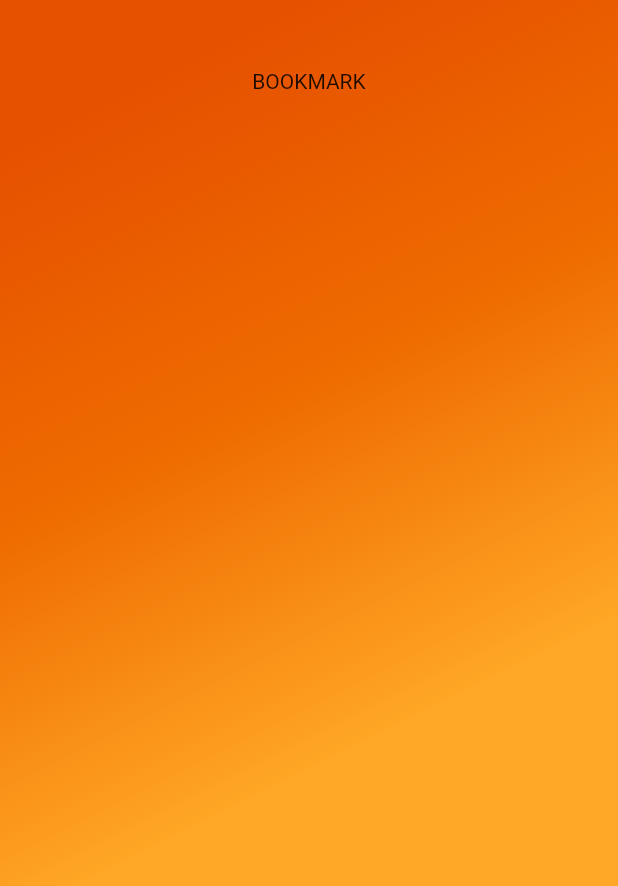
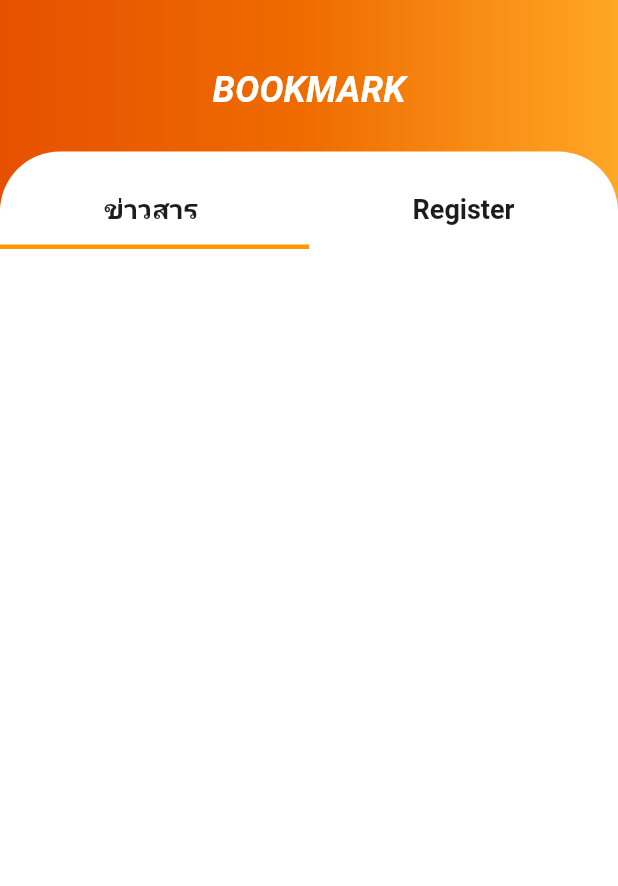
Before and after one commit to AChalee/newproject_KMUTTNEWS, a Flutter app: the BookmarkView screen opened directly, on a phone screen of 412 x 824 dp. Shown: the top 886 px of the screen. Run offline on Flutter 3.47's test engine with Material 2 defaults, Android fonts, the phone set to English and light mode, and no system bars; our stand-ins replace cloud_firestore, firebase_auth, firebase_core, firebase_storage, fluttertoast, font_awesome_flutter and 6 more; accounts and stored records are empty; Roboto replaces fonts that are missing (Prompt).

Commit message:
- ปรับฟอนต์หน้า bookmark

```diff
--- a/lib/screens/bookmark_view.dart
+++ b/lib/screens/bookmark_view.dart
@@ -1,3 +1,4 @@
+import 'package:New_Project_KMUTTNEWS/constants.dart';
 import 'package:flutter/material.dart';
 
 class BookmarkView extends StatefulWidget {
@@ -14,7 +15,7 @@ body:Container(
   width: double.infinity,
   decoration: BoxDecoration(
     gradient: LinearGradient(
-        begin: Alignment.topCenter,
+        begin: Alignment.centerLeft,
     colors: [
       Colors.orange[900],
       Colors.orange[800],
@@ -32,12 +33,56 @@ body:Container(
         children: <Widget>[
           Text('BOOKMARK',
             style: TextStyle(
+                fontSize: 24,
+                fontFamily: 'Prompt',
+                color: Colors.white,
+                fontStyle: FontStyle.italic,
+              fontWeight: FontWeight.bold
 
             ),
-          )
+          ),
 
         ],
-      ),)
+      ),
+      ),
+      SizedBox(height: 1,),
+      Expanded(
+          child:Container(
+            decoration: BoxDecoration(
+              color: Colors.white,
+              borderRadius: BorderRadius.only(
+                topLeft: Radius.circular(40),
+                topRight: Radius.circular(40),
+              ),
+            ),
+            child: DefaultTabController(
+                 length: 2,
+                 child: Container(
+                   child: Column(
+                     children: <Widget>[
+                       SizedBox(
+                         height: 15,
+                       ),
+                       Container(
+                         constraints: BoxConstraints.expand(height: 50),
+                         child: TabBar(
+                             indicatorWeight: 3,
+                             indicatorColor: Colors.orange,
+                             unselectedLabelColor: Colors.grey,
+                             tabs: [
+                               Tab(
+                                   child: Text('ข่าวสาร ',
+                                       style: kTitleCard)),
+                               Tab(
+                                   child: Text('Register',
+                                       style: kTitleCard)),
+                             ]),
+
+                       ),
+                     ],
+                   ),
+                 ),),
+          ) ),
     ],
   ),
 ),
--- a/lib/screens/login_view.dart
+++ b/lib/screens/login_view.dart
@@ -1,4 +1,5 @@
 import 'package:New_Project_KMUTTNEWS/constants.dart';
+import 'package:flutter/cupertino.dart';
 import 'package:flutter/material.dart';
 
 import 'package:New_Project_KMUTTNEWS/tabview/login_tab_view.dart';
@@ -37,7 +38,8 @@ class Login extends StatelessWidget {
                         fontSize: 24,
                         fontFamily: 'Prompt',
                         color: Colors.white,
-                        fontStyle: FontStyle.italic),
+                        fontStyle: FontStyle.italic,
+                    fontWeight: FontWeight.bold),
 
                   ),
                 ],
```
Also changed, not shown: lib/constants.dart (line endings or trailing spaces).
